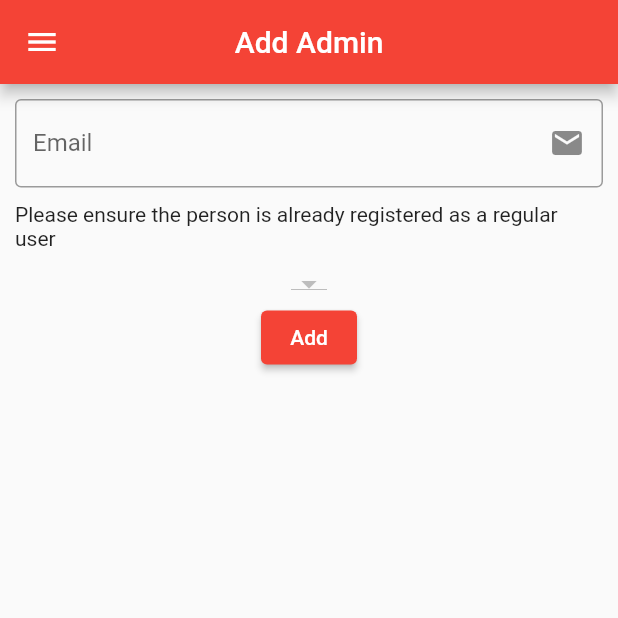
After one commit to geek911/BW-Blood-Services, a Flutter app: the AddAdminPage screen opened by its route, on a phone screen of 412 x 824 dp, the top half of it. The commit adds this screen. Run offline on Flutter 3.47's test engine with Material 2 defaults, Android fonts, the phone set to English and light mode, and no system bars; our stand-ins replace cloud_firestore, firebase_auth, firebase_core, progress_dialog; accounts and stored records are empty.

Commit message:
can now add admin

```diff
--- a/lib/app.dart
+++ b/lib/app.dart
@@ -1,4 +1,5 @@
 import 'package:bw_blood_final/constants/routes.dart';
+import 'package:bw_blood_final/pages/add_admin_page.dart';
 import 'package:bw_blood_final/pages/add_btc_page.dart';
 import 'package:bw_blood_final/pages/add_daily_tip_page.dart';
 import 'package:bw_blood_final/pages/appointment_page.dart';
@@ -31,7 +32,8 @@ class App extends StatelessWidget {
         EDIT_PROFILE_PAGE: (context)=>EditProfilePage(),
         ADD_BTC_PAGE: (context)=>AddBTCPage(),
         ADD_DAILY_TIP_PAGE: (context)=>AddDailyTipPage(),
-        APPROVAL_PAGE: (context)=> ApprovalPage()
+        APPROVAL_PAGE: (context)=> ApprovalPage(),
+        ADD_ADMIN_PAGE: (context)=>AddAdminPage()
       },
 
     );
--- a/lib/constants/routes.dart
+++ b/lib/constants/routes.dart
@@ -11,3 +11,4 @@ const EDIT_PROFILE_PAGE = '/edit_profile';
 const ADD_BTC_PAGE = '/add_btc';
 const  ADD_DAILY_TIP_PAGE = '/add_tip';
 const APPROVAL_PAGE = '/approve_appointments';
+const ADD_ADMIN_PAGE = '/add_admin';
--- /dev/null
+++ b/lib/pages/add_admin_page.dart
@@ -0,0 +1,123 @@
+import 'package:bw_blood_final/models/centre.dart';
+import 'package:bw_blood_final/services/centre_services.dart';
+import 'package:bw_blood_final/services/user_service.dart';
+import 'package:bw_blood_final/utils/validator.dart';
+import 'package:bw_blood_final/widgets/main_drawer.dart';
+import 'package:bw_blood_final/widgets/progressBar.dart';
+import 'package:flutter/material.dart';
+import 'package:progress_dialog/progress_dialog.dart';
+
+class AddAdminPage extends StatefulWidget {
+  @override
+  _AddAdminPageState createState() => _AddAdminPageState();
+}
+
+class _AddAdminPageState extends State<AddAdminPage> {
+  final _formKey = GlobalKey<FormState>();
+
+  final _emailController = TextEditingController();
+
+  CenterServices _services = CenterServices();
+  UserService _userService = UserService();
+  Map<String, String> _centres = {}; // name - key, id - value
+  String selectedCentre = "";
+
+  @override
+  void initState() {
+    _services.getAllCenters().then((centres) {
+      setState(() {
+        centres.forEach((element) {
+          _centres.putIfAbsent(element.name, () => element.id);
+          setState(() {
+            selectedCentre = _centres.keys.first;
+          });
+        });
+      });
+    });
+    super.initState();
+  }
+
+  Future<void> _addAdmin() async {
+    await _userService.updateToAdmin(
+        _emailController.text, _centres[selectedCentre]);
+    _emailController.clear();
+  }
+
+  @override
+  Widget build(BuildContext context) {
+    return Scaffold(
+        appBar: AppBar(
+          title: Text('Add Admin'),
+          centerTitle: true,
+        ),
+        drawer: mainDrawer(context),
+        body: SafeArea(
+          child: Padding(
+            padding: const EdgeInsets.symmetric(horizontal: 10.0, vertical: 10),
+            child: Form(
+              key: _formKey,
+              child: Column(
+                children: [
+                  TextFormField(
+                    controller: _emailController,
+                    validator: validateEmail,
+                    decoration: InputDecoration(
+                      labelText: 'Email',
+                      border: OutlineInputBorder(),
+                      suffixIcon: Icon(
+                        Icons.email,
+                      ),
+                    ),
+                  ),
+                  SizedBox(
+                    height: 10,
+                  ),
+                  Text(
+                      'Please ensure the person is already registered as a regular user'),
+                  SizedBox(
+                    height: 10,
+                  ),
+                  DropdownButton<String>(
+                    value: selectedCentre,
+                    items: _centres.keys.map((String value) {
+                      return new DropdownMenuItem<String>(
+                        value: value,
+                        child: new Text(value),
+                      );
+                    }).toList(),
+                    onChanged: (value) {
+                      setState(() {
+                        selectedCentre = value;
+                      });
+                    },
+                  ),
+                  ElevatedButton(
+                      onPressed: () async {
+                        var pr = progressIndicator(context, 'please wait');
+                        try {
+                          if (_formKey.currentState.validate()) {
+                            pr.show();
+                            await _addAdmin();
+                            ScaffoldMessenger.of(context)
+                                .showSnackBar(SnackBar(content: Text('Done')));
+
+                            pr.hide();
+                          } else {
+                            ScaffoldMessenger.of(context).showSnackBar(SnackBar(
+                                content: Text('Check the entered email')));
+                          }
+                        } catch (e) {
+                          ScaffoldMessenger.of(context).showSnackBar(SnackBar(
+                              content: Text(
+                                  'User does not exist / is not in the system at all')));
+                          pr.hide();
+                        }
+                      },
+                      child: Text('Add'))
+                ],
+              ),
+            ),
+          ),
+        ));
+  }
+}
--- a/lib/services/centre_services.dart
+++ b/lib/services/centre_services.dart
@@ -32,4 +32,5 @@ class CenterServices {
 
 
 
+
 }
--- a/lib/services/user_service.dart
+++ b/lib/services/user_service.dart
@@ -4,14 +4,13 @@ import 'package:firebase_auth/firebase_auth.dart';
 import 'package:flutter/material.dart';
 
 class UserService {
-
   static bool isAdmin = false;
 
   final FirebaseAuth auth = FirebaseAuth.instance;
   final CollectionReference users =
       FirebaseFirestore.instance.collection("users");
   final User _currentUser = FirebaseAuth.instance.currentUser;
-
+  final administrators = FirebaseFirestore.instance.collection("administrator");
   Future<ApplicationUser> get currentApplicationUser async {
     var result = await users.where("id", isEqualTo: _currentUser.uid).get();
 
@@ -26,10 +25,11 @@ class UserService {
   }
 
   Future<bool> loginAsAdmin(String email, String password) async {
-    var result = await auth.signInWithEmailAndPassword(email: email, password: password);
-    if(result != null){
+    var result =
+        await auth.signInWithEmailAndPassword(email: email, password: password);
+    if (result != null) {
       var user = await this.currentApplicationUser;
-      if(user.isAdminFor.isNotEmpty){
+      if (user.isAdminFor.isNotEmpty) {
         isAdmin = true;
         return true;
       }
@@ -71,8 +71,8 @@ class UserService {
   Future<List<ApplicationUser>> getAllUsers() async {
     List<ApplicationUser> users = [];
     var snapshot = await this.users.get();
-    for (var doc in snapshot.docs ) {
-      if(doc['email'] == auth.currentUser.email){
+    for (var doc in snapshot.docs) {
+      if (doc['email'] == auth.currentUser.email) {
         continue;
       }
       var user = ApplicationUser.fromDoc(doc);
@@ -81,7 +81,18 @@ class UserService {
     return users;
   }
 
-  Future<void> logout() async{
+  Future<void> logout() async {
     await auth.signOut();
   }
+
+  Future<void> updateToAdmin(String email, String centreId) async {
+    var result = await users.where('email', isEqualTo: email).get();
+    await users.doc(result.docs.first.id).update({'is_admin': 'true', 'is_admin_for': centreId});
+    ApplicationUser user = ApplicationUser.fromDoc(result.docs.first);
+    await administrators.add({
+      'user_id': user.id,
+      'centre_id': centreId
+    });
+    // debugPrint(centreId);
+  }
 }
--- a/lib/widgets/main_drawer.dart
+++ b/lib/widgets/main_drawer.dart
@@ -61,6 +61,16 @@ Widget mainDrawer(BuildContext context) {
                 title: Text('Profile'),
                 onTap: () async {
                   await Navigator.pushReplacementNamed(context, PROFILE_PAGE);
+                  // Navigator.pop(context);
+                }),
+            ListTile(
+                leading: Icon(
+                  Icons.person,
+                  color: Theme.of(context).primaryColor,
+                ),
+                title: Text('Add Admin'),
+                onTap: () async {
+                  await Navigator.pushReplacementNamed(context, ADD_ADMIN_PAGE);
                   // Navigator.pop(context);
                 }),
             ListTile(
--- a/pubspec.yaml
+++ b/pubspec.yaml
@@ -32,6 +32,7 @@ dependencies:
   firebase_core: ^1.0.4
   cloud_firestore: ^1.0.6
   firebase_auth: ^1.1.1
+  progress_dialog: ^1.2.4
 
 
 dev_dependencies:
```
Also changed, not shown: lib/widgets/progressBar.dart (added, +26 -0 lines), pubspec.lock.
